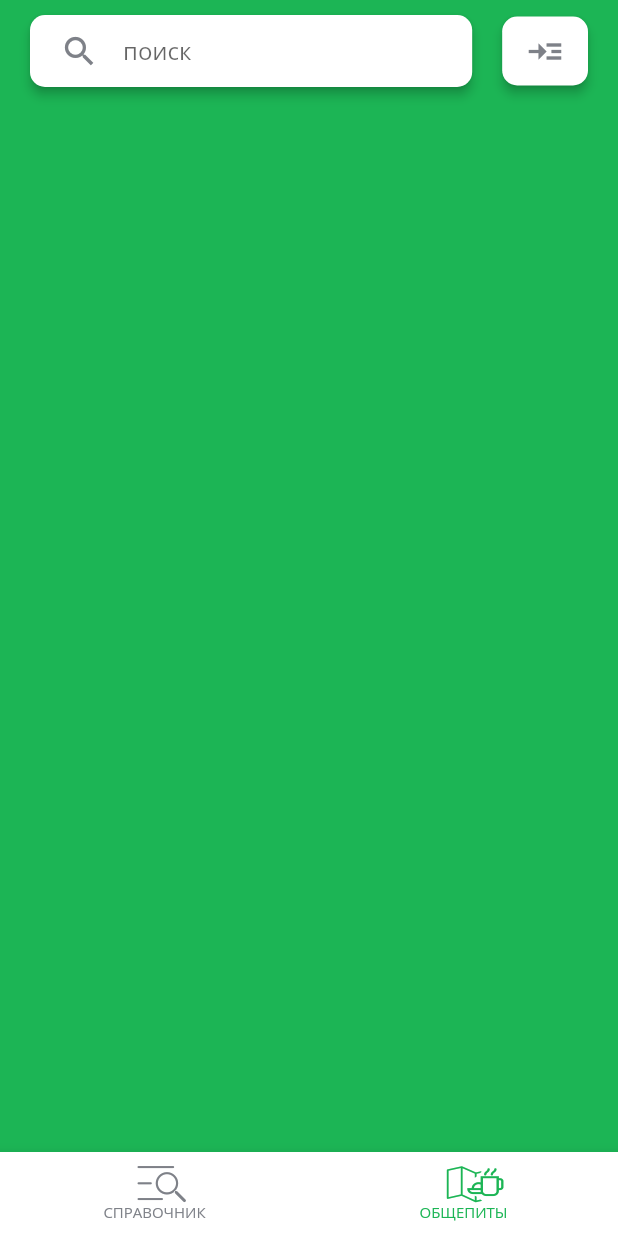
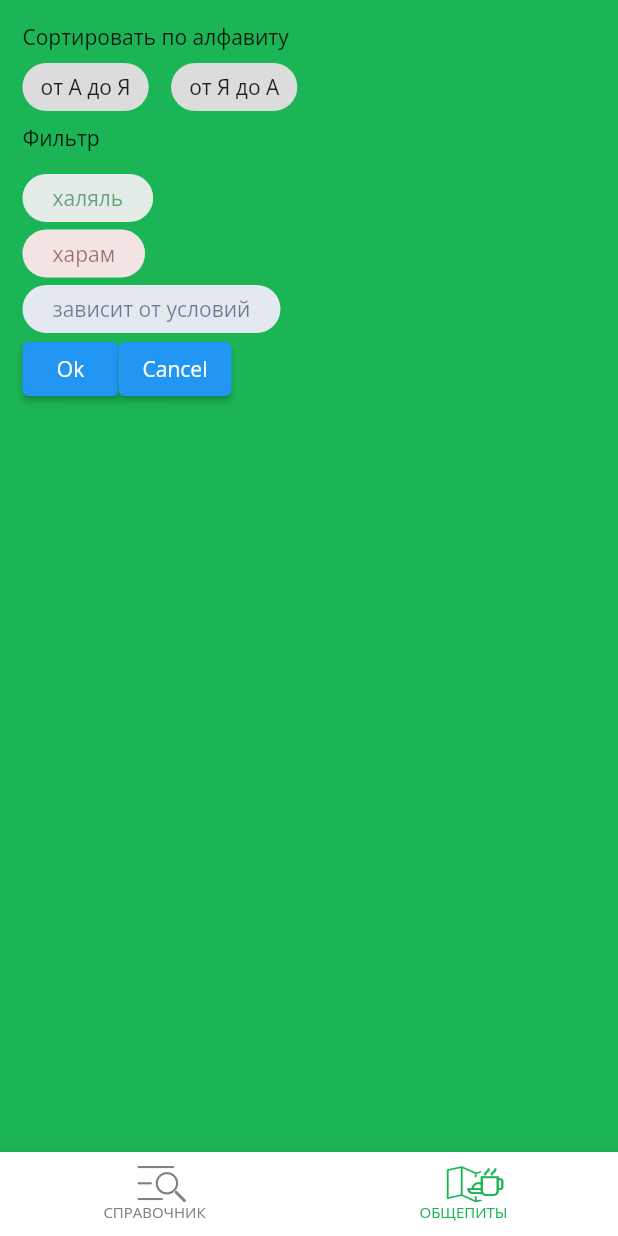
Before and after one commit to HalalCommitteeTR/halal-mobile-app, a Flutter app: the screen it shows after launch, item 2 of the bottom bar chosen, on a phone screen of 412 x 824 dp. Run offline on Flutter 3.47's test engine with Material 2 defaults, Android fonts, the phone set to English and light mode, and no system bars; our stand-ins replace bloc, equatable, firebase_core, firebase_crashlytics, flutter_bloc, flutter_svg and 3 more; accounts and stored records are empty; generated files the repository leaves out were written again; project files that could hold a hidden picture were left out.

Commit message:
Add filter page (demo), fixed issues with server communication

```diff
--- a/lib/api/models/item/Item.dart
+++ b/lib/api/models/item/Item.dart
@@ -1 +1,3 @@
-abstract class Item {}
+class Item {
+
+}
--- a/lib/features/caterings/view/caterings_page.dart
+++ b/lib/features/caterings/view/caterings_page.dart
@@ -1,52 +1,12 @@
 import 'package:flutter/material.dart';
 import 'package:halal_mobile_app/app_locale.dart';
+import 'package:halal_mobile_app/features/items_overview/widgets/filter_window.dart';
 
 class CateringsPage extends StatelessWidget {
   const CateringsPage({Key? key}) : super(key: key);
 
   @override
   Widget build(BuildContext context) {
-    return Padding(
-      padding: const EdgeInsets.symmetric(
-        horizontal: 10,
-      ),
-      child: Row(
-        children: [
-          Expanded(
-            flex: 53,
-            child: Card(
-              child: Padding(
-                padding: const EdgeInsets.symmetric(horizontal: 20),
-                child: TextFormField(
-                  decoration: InputDecoration(
-                    hintText: AppLocale.of(context).search,
-                    iconColor: Theme.of(context).unselectedWidgetColor,
-                    icon: Icon(
-                      Icons.search,
-                      size: 26,
-                    ),
-                    border: InputBorder.none,
-                  ),
-                ),
-              ),
-            ),
-          ),
-          Expanded(
-            flex: 13,
-            child: Card(
-              child: Padding(
-                padding: const EdgeInsets.symmetric(
-                  vertical: 10,
-                ),
-                child: Icon(
-                  Icons.read_more,
-                  size: 26,
-                ),
-              ),
-            ),
-          ),
-        ],
-      ),
-    );
+    return FilterWindow();
   }
 }
--- a/lib/features/items_overview/bloc/items_overview_state.dart
+++ b/lib/features/items_overview/bloc/items_overview_state.dart
@@ -7,12 +7,14 @@ class ItemsOverviewState extends Equatable {
     this.status = ItemsOverviewStatus.initial,
     this.items = const [],
     this.filter = ItemsViewFilter.all,
+    // this.permissivenessFilter = PermissivenessFilter.standard(),
     this.hasReachedMax = false,
   });
 
   final ItemsOverviewStatus status;
   final List<Item> items;
   final ItemsViewFilter filter;
+  // final PermissivenessFilter permissivenessFilter;
   final bool hasReachedMax;
 
   Iterable<Item> get filteredTodos => filter.applyAll(items);
--- /dev/null
+++ b/lib/features/items_overview/widgets/filter_window.dart
@@ -0,0 +1,142 @@
+import 'package:flutter/material.dart';
+import 'package:halal_mobile_app/api/api.dart';
+import 'package:halal_mobile_app/app_locale.dart';
+import 'package:halal_mobile_app/features/items_overview/widgets/permissiveness_badge.dart';
+import 'package:halal_mobile_app/theme/halal_app_theme.dart';
+
+class FilterWindow extends StatefulWidget {
+  const FilterWindow({Key? key}) : super(key: key);
+
+  @override
+  State<FilterWindow> createState() => _FilterWindowState();
+}
+
+class _FilterWindowState extends State<FilterWindow> {
+  OrderBy orderBy = OrderBy.none;
+  Set<Permissiveness> filterPermissiveness = {};
+
+  @override
+  Widget build(BuildContext context) {
+    return Padding(
+      padding: const EdgeInsets.all(15),
+      child: Column(
+        mainAxisAlignment: MainAxisAlignment.start,
+        crossAxisAlignment: CrossAxisAlignment.start,
+        children: [
+          Text(AppLocale.of(context).sortByAlphabet),
+          Row(
+            children: [
+              FilterChip(
+                label: Text(
+                  'от А до Я',
+                ),
+                onSelected: (bool value) {
+                  if (value) {
+                    setState(() {
+                      orderBy = OrderBy.alphabetic;
+                    });
+                  } else if (orderBy == OrderBy.alphabetic) {
+                    setState(() {
+                      orderBy = OrderBy.none;
+                    });
+                  }
+                },
+                selected: orderBy == OrderBy.alphabetic,
+              ),
+              SizedBox(
+                width: 15,
+              ),
+              FilterChip(
+                label: Text(
+                  'от Я до А',
+                ),
+                onSelected: (value) {
+                  if (value) {
+                    setState(() {
+                      orderBy = OrderBy.alphabeticReversed;
+                    });
+                  } else if (orderBy == OrderBy.alphabeticReversed) {
+                    setState(() {
+                      orderBy = OrderBy.none;
+                    });
+                  }
+                },
+                selected: orderBy == OrderBy.alphabeticReversed,
+              ),
+            ],
+          ),
+          Text(AppLocale.of(context).filter),
+          SizedBox(
+            height: 15,
+          ),
+          PermissivenessBadge(
+            permissiveness: Permissiveness.halal,
+            onSelected: (value) {
+              if (value) {
+                filterPermissiveness.add(
+                  Permissiveness.halal,
+                );
+              } else if (filterPermissiveness.contains(Permissiveness.halal)) {
+                filterPermissiveness.remove(Permissiveness.halal);
+              }
+              setState(() {});
+            },
+            selected: filterPermissiveness.contains(Permissiveness.halal),
+          ),
+          SizedBox(
+            height: 5,
+          ),
+          PermissivenessBadge(
+            permissiveness: Permissiveness.haram,
+            onSelected: (value) {
+              if (value) {
+                filterPermissiveness.add(
+                  Permissiveness.haram,
+                );
+              } else if (filterPermissiveness.contains(Permissiveness.haram)) {
+                filterPermissiveness.remove(Permissiveness.haram);
+              }
+              setState(() {});
+            },
+            selected: filterPermissiveness.contains(Permissiveness.haram),
+          ),
+          SizedBox(
+            height: 5,
+          ),
+          PermissivenessBadge(
+            permissiveness: Permissiveness.doubtful,
+            onSelected: (value) {
+              if (value) {
+                filterPermissiveness.add(
+                  Permissiveness.doubtful,
+                );
+              } else if (filterPermissiveness
+                  .contains(Permissiveness.doubtful)) {
+                filterPermissiveness.remove(Permissiveness.doubtful);
+              }
+              setState(() {});
+            },
+            selected: filterPermissiveness.contains(Permissiveness.doubtful),
+          ),
+          Row(
+            children: [
+              ElevatedButton(
+                onPressed: () {},
+                child: Text('Ok'),
+              ),
+              ElevatedButton(
+                  onPressed: () => Navigator.of(context).pop(),
+                  child: Text('Cancel')),
+            ],
+          ),
+        ],
+      ),
+    );
+  }
+}
+
+enum OrderBy {
+  alphabetic,
+  alphabeticReversed,
+  none,
+}
--- a/lib/features/items_overview/widgets/permissiveness_badge.dart
+++ b/lib/features/items_overview/widgets/permissiveness_badge.dart
@@ -3,14 +3,27 @@ import 'package:flutter/material.dart';
 import 'package:halal_mobile_app/api/api.dart';
 import 'package:halal_mobile_app/app_locale.dart';
 
-class PermissivenessBadge extends StatelessWidget {
-  const PermissivenessBadge({Key? key, required this.permissiveness})
-      : super(key: key);
+class PermissivenessBadge extends StatefulWidget {
+  const PermissivenessBadge({
+    Key? key,
+    required this.permissiveness,
+    this.onSelected,
+    this.selected = false,
+    this.padding,
+  }) : super(key: key);
 
   final Permissiveness permissiveness;
+  final void Function(bool)? onSelected;
+  final bool selected;
+  final EdgeInsets? padding;
 
+  @override
+  State<PermissivenessBadge> createState() => _PermissivenessBadgeState();
+}
+
+class _PermissivenessBadgeState extends State<PermissivenessBadge> {
   Color get _textColor {
-    switch (permissiveness) {
+    switch (widget.permissiveness) {
       case Permissiveness.haram:
         return const Color.fromRGBO(109, 20, 16, 0.6);
       case Permissiveness.halal:
@@ -21,7 +34,7 @@ class PermissivenessBadge extends StatelessWidget {
   }
 
   Color get _backgroundColor {
-    switch (permissiveness) {
+    switch (widget.permissiveness) {
       case Permissiveness.haram:
         return const Color.fromRGBO(181, 34, 27, 0.1);
       case Permissiveness.halal:
@@ -32,7 +45,7 @@ class PermissivenessBadge extends StatelessWidget {
   }
 
   String _name(BuildContext context) {
-    switch (permissiveness) {
+    switch (widget.permissiveness) {
       case Permissiveness.haram:
         return AppLocale.of(context).haram;
       case Permissiveness.halal:
@@ -44,18 +57,23 @@ class PermissivenessBadge extends StatelessWidget {
 
   @override
   Widget build(BuildContext context) {
-    return Container(
-      decoration: BoxDecoration(
-        color: _backgroundColor,
-        borderRadius: BorderRadius.circular(20),
-      ),
-      padding: const EdgeInsets.symmetric(horizontal: 25, vertical: 3),
-      child: Text(
+    return RawChip(
+      label: Text(
         _name(context),
         style: TextStyle(
           color: _textColor,
         ),
       ),
+      backgroundColor: _backgroundColor,
+      labelPadding: EdgeInsets.symmetric(
+        horizontal: 20,
+      ),
+      padding: widget.padding ?? EdgeInsets.zero,
+      materialTapTargetSize: MaterialTapTargetSize.shrinkWrap,
+      disabledColor: _backgroundColor,
+      tapEnabled: true,
+      onSelected: widget.onSelected,
+      selected: widget.selected,
     );
   }
 }
--- a/lib/l10n/app_ru.arb
+++ b/lib/l10n/app_ru.arb
@@ -5,10 +5,12 @@
   "caterings": "Общепиты",
   "halal": "халяль",
   "haram": "харам",
-  "doubtful": "харам / халяль",
+  "doubtful": "зависит от условий",
   "search": "поиск",
   "all": "Все",
   "products": "Продукты",
   "additives": "Добавки",
-  "drugs": "Лекарства"
+  "drugs": "Лекарства",
+  "sortByAlphabet": "Сортировать по алфавиту",
+  "filter": "Фильтр"
 }
--- a/lib/repositories/item_repository.dart
+++ b/lib/repositories/item_repository.dart
@@ -12,8 +12,8 @@ class ItemRepository {
   Future<List<Item>> getItems({int offset= 0, int limit = 15}) async {
     // final foodAdditives = await _foodAdditiveApi.getFoodAdditives(offset: offset, limit: limit) ?? [];
     final foodAdditives = [FoodAdditive(id: 1, name: 'Name1', permissiveness: Permissiveness.halal, description: 'Description1', eNumber: 'E123', imageSource: 'https://mpmart.ru/upload/medialibrary/ebc/ebc5295f6b848a6456006d15a41523ac.jpg'),
-      FoodAdditive(id: 2, name: 'Name2', permissiveness: Permissiveness.halal, description: 'Description1', eNumber: 'E123'),
-      FoodAdditive(id: 3, name: 'Name3', permissiveness: Permissiveness.halal, description: 'Description1', eNumber: 'E123'),
+      FoodAdditive(id: 2, name: 'Name2', permissiveness: Permissiveness.haram, description: 'Description1', eNumber: 'E123'),
+      FoodAdditive(id: 3, name: 'Name3', permissiveness: Permissiveness.doubtful, description: 'Description1', eNumber: 'E123'),
       FoodAdditive(id: 4, name: 'Name4', permissiveness: Permissiveness.halal, description: 'Description1', eNumber: 'E123'),
       FoodAdditive(id: 5, name: 'Name5', permissiveness: Permissiveness.halal, description: 'Description1', eNumber: 'E123'),
       FoodAdditive(id: 6, name: 'Name6', permissiveness: Permissiveness.halal, description: 'Description1', eNumber: 'E123'),
--- a/lib/simple_bloc_observer.dart
+++ b/lib/simple_bloc_observer.dart
@@ -10,7 +10,7 @@ class SimpleBlocObserver extends BlocObserver {
       Transition transition,
       ) {
     super.onTransition(bloc, transition);
-    logger.v(transition);
+    logger.v(transition.event);
   }
 
   @override
--- a/lib/theme/halal_app_theme.dart
+++ b/lib/theme/halal_app_theme.dart
@@ -1,14 +1,62 @@
 import 'package:flutter/material.dart';
+import 'package:halal_mobile_app/api/api.dart';
+
+import '../app_locale.dart';
 
 class HalalAppTheme {
+  static Color textColor(Permissiveness permissiveness) {
+    switch (permissiveness) {
+      case Permissiveness.haram:
+        return const Color.fromRGBO(109, 20, 16, 0.6);
+      case Permissiveness.halal:
+        return const Color.fromRGBO(17, 109, 51, 0.6);
+      case Permissiveness.doubtful:
+        return const Color.fromRGBO(17, 46, 82, 0.6);
+    }
+  }
+
+  static Color backgroundColor(Permissiveness permissiveness) {
+    switch (permissiveness) {
+      case Permissiveness.haram:
+        return const Color.fromRGBO(181, 34, 27, 0.1);
+      case Permissiveness.halal:
+        return const Color.fromRGBO(17, 109, 51, 0.1);
+      case Permissiveness.doubtful:
+        return const Color.fromRGBO(28, 76, 137, 0.1);
+    }
+  }
+
+  static String permissivenessLabel(
+    BuildContext context,
+    Permissiveness permissiveness,
+  ) {
+    switch (permissiveness) {
+      case Permissiveness.haram:
+        return AppLocale.of(context).haram;
+      case Permissiveness.halal:
+        return AppLocale.of(context).halal;
+      case Permissiveness.doubtful:
+        return AppLocale.of(context).doubtful;
+    }
+  }
+
   static const accentColor = Color(0xff1cb555);
   static const unselectedColor = Color(0xFF7E8188);
+  static const halalBackgroundColor = Color.fromRGBO(17, 109, 51, 0.1);
+  static const haramBackgroundColor = Color.fromRGBO(181, 34, 27, 0.1);
+  static const doubtfulBackgroundColor = Color.fromRGBO(28, 76, 137, 0.1);
+  static const halalTextColor = Color.fromRGBO(17, 109, 51, 0.6);
+  static const haramTextColor = Color.fromRGBO(109, 20, 16, 0.6);
+  static const doubtfulTextColor = Color.fromRGBO(17, 46, 82, 0.6);
+
   static ThemeData get light {
     return ThemeData(
       fontFamily: 'OpenSans',
       primaryColor: accentColor,
       unselectedWidgetColor: unselectedColor,
-      iconTheme: IconThemeData(color: unselectedColor,),
+      iconTheme: IconThemeData(
+        color: unselectedColor,
+      ),
       cardTheme: CardTheme(
         shape: RoundedRectangleBorder(
           borderRadius: BorderRadius.circular(10),
@@ -27,8 +75,6 @@ class HalalAppTheme {
   }
 
   static ThemeData get dark {
-    return ThemeData.dark(
-
-    );
+    return ThemeData.dark();
   }
 }
```
Also changed, not shown: lib/api/clients/food_additive_api_client/http_food_additive_api_client.dart (+10 -8 lines), lib/features/items_overview/bloc/items_overview_bloc.dart (+15 -4 lines), lib/features/items_overview/models/permissiveness_filter.dart (added, +18 -0 lines), lib/features/items_overview/view/items_overview_page.dart (+24 -7 lines), lib/features/items_overview/widgets/food_additive_tile.dart (+10 -6 lines), lib/features/items_overview/widgets/search_bar.dart (+9 -1 lines), lib/features/items_overview/models/items_filter_view.dart (line endings or trailing spaces).
